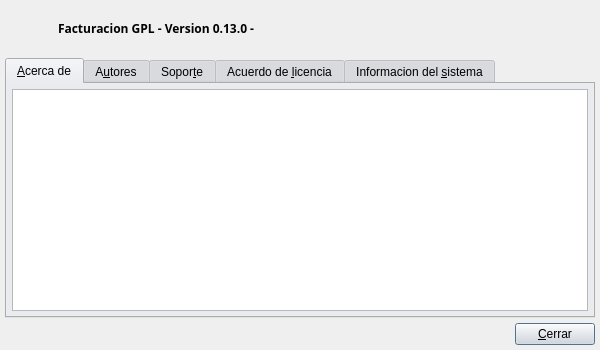
Old version of the form bulmages/bulmafact/src/bfaboutbase.ui in the repository eboladev/Bulmages-1.
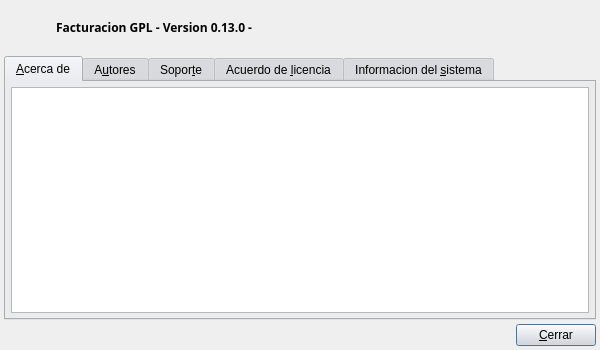
New version of the form. Icons and pictures are not drawn.

Diff of the .ui file:
```diff
--- a/bulmages/bulmafact/src/bfaboutbase.ui
+++ b/bulmages/bulmafact/src/bfaboutbase.ui
@@ -507,15 +507,15 @@
   </property>
   <layout class="QHBoxLayout">
    <property name="spacing">
-    <number>5</number>
+    <number>4</number>
    </property>
    <property name="margin">
-    <number>5</number>
+    <number>4</number>
    </property>
    <item>
     <layout class="QVBoxLayout">
      <property name="spacing">
-      <number>5</number>
+      <number>4</number>
      </property>
      <property name="margin">
       <number>0</number>
@@ -523,7 +523,7 @@
      <item>
       <layout class="QHBoxLayout">
        <property name="spacing">
-        <number>5</number>
+        <number>4</number>
        </property>
        <property name="margin">
         <number>0</number>
@@ -725,7 +725,7 @@
      <item>
       <layout class="QHBoxLayout">
        <property name="spacing">
-        <number>5</number>
+        <number>4</number>
        </property>
        <property name="margin">
         <number>0</number>
```
